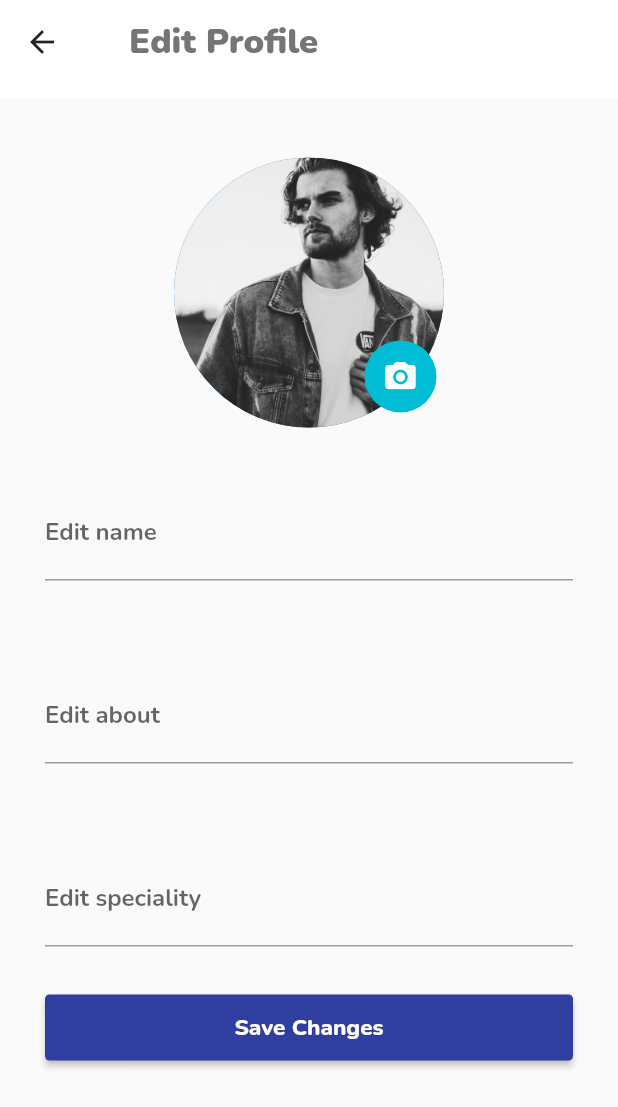
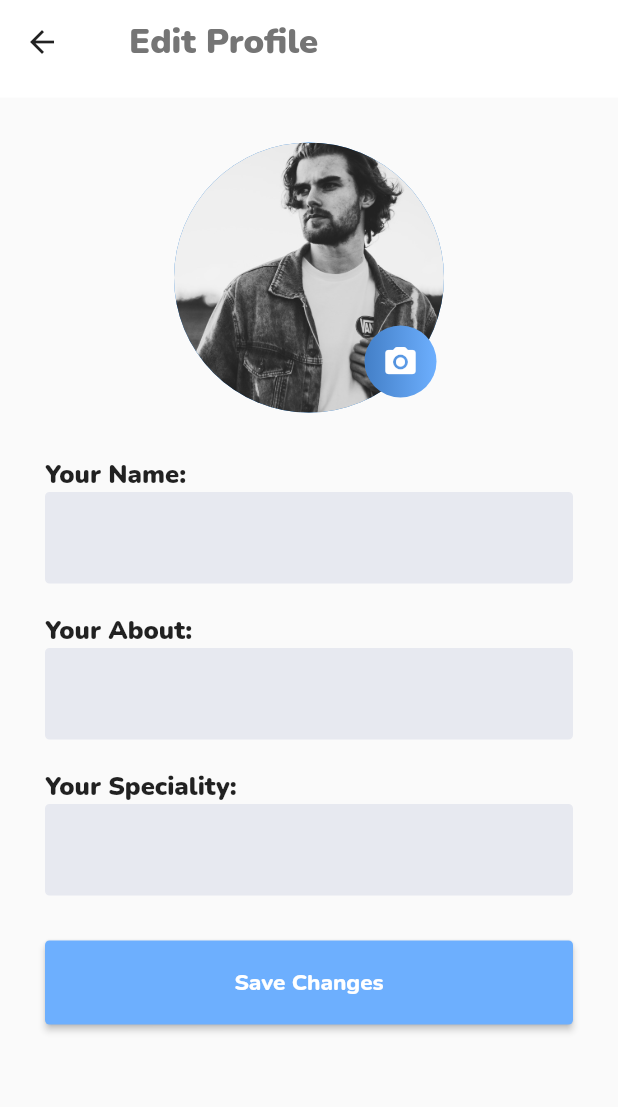
Before and after one commit to yogesh-hackx/Unknown_startup, a Flutter app: the EditProfile screen opened directly, on a phone screen of 412 x 824 dp. Shown: the top 1107 px of the screen. Run offline on Flutter 3.47's test engine with Material 2 defaults, Android fonts, the phone set to English and light mode, and no system bars; our stand-ins replace badges, cached_network_image, chewie, cloud_firestore, file_picker, firebase_auth and 12 more; missing offline and left inert: agora_rtc_engine, chat_pickers, flutter_downloader, video_compress, video_thumbnail; accounts and stored records are empty.

Commit message:
changes made

```diff
--- a/lib/main.dart
+++ b/lib/main.dart
@@ -31,7 +31,6 @@ class _MyAppState extends State<MyApp> with WidgetsBindingObserver {
       FirebaseMethods().updateOnlineIndicator(onlineIndicatorMap);
     }
 
-    // TODO: implement didChangeAppLifecycleState
     super.didChangeAppLifecycleState(state);
   }
 
--- a/lib/screens/profile_screen.dart
+++ b/lib/screens/profile_screen.dart
@@ -104,7 +104,7 @@ class _ProfileScreenState extends State<ProfileScreen> {
         ],
       ),
       floatingActionButton: FloatingActionButton(
-        backgroundColor: Colors.indigo,
+        backgroundColor: Color.fromRGBO(109, 175, 254, 1),
         child: Icon(Icons.edit_rounded),
         onPressed: () {
           Navigator.push(context, MaterialPageRoute(builder: (context) {
--- a/lib/widgets/edit_profile.dart
+++ b/lib/widgets/edit_profile.dart
@@ -31,7 +31,7 @@ class _EditProfileState extends State<EditProfile> {
           Center(
             child: Container(
               decoration: BoxDecoration(),
-              margin: EdgeInsets.only(top: 30),
+              margin: EdgeInsets.only(top: 20),
               padding: const EdgeInsets.all(10),
               child: Stack(
                 children: [
@@ -46,7 +46,12 @@ class _EditProfileState extends State<EditProfile> {
                     child: Container(
                       padding: EdgeInsets.all(12),
                       decoration: BoxDecoration(
-                        color: Colors.cyan,
+                        gradient: LinearGradient(
+                          colors: [
+                            Color.fromRGBO(67, 127, 199, 1),
+                            Color.fromRGBO(109, 175, 254, 1)
+                          ],
+                        ),
                         borderRadius: BorderRadius.circular(1000),
                       ),
                       child: Icon(
@@ -59,54 +64,102 @@ class _EditProfileState extends State<EditProfile> {
               ),
             ),
           ),
-          Center(
-            child: Container(
-              margin: EdgeInsets.all(30),
-              child: TextField(
-                style: GoogleFonts.nunito(),
-                maxLines: 1,
-                decoration: InputDecoration(
-                  labelText: "Edit name",
-                  labelStyle: GoogleFonts.nunito(fontWeight: FontWeight.bold),
-                ),
-              ),
-            ),
+          Container(
+            margin: EdgeInsets.only(left: 30, top: 20),
+            child: Text("Your Name:",
+                style: GoogleFonts.nunito(
+                    color: Colors.black87,
+                    fontSize: 17,
+                    fontWeight: FontWeight.w900)),
           ),
           Center(
             child: Container(
-              margin: EdgeInsets.all(30),
+              margin: EdgeInsets.only(left: 30, right: 30),
+              padding: const EdgeInsets.all(4),
+              decoration: BoxDecoration(
+                border: Border.all(
+                  color: Color.fromRGBO(231, 233, 240, 1),
+                ),
+                borderRadius: BorderRadius.circular(3),
+                color: Color.fromRGBO(231, 233, 240, 1),
+              ),
               child: TextField(
-                style: GoogleFonts.nunito(),
-                maxLines: 1,
+                style: GoogleFonts.nunito(fontSize: 20),
+                textAlignVertical: TextAlignVertical.center,
                 decoration: InputDecoration(
-                  labelText: "Edit about",
-                  labelStyle: GoogleFonts.nunito(fontWeight: FontWeight.bold),
-                ),
-              ),
-            ),
-          ),
-          Center(
-            child: Container(
-              margin: EdgeInsets.all(30),
-              child: TextField(
-                style: GoogleFonts.nunito(),
-                maxLines: 1,
-                decoration: InputDecoration(
-                  labelText: "Edit speciality",
-                  labelStyle: GoogleFonts.nunito(fontWeight: FontWeight.bold),
+                  counterText: '',
+                  border: InputBorder.none,
                 ),
               ),
             ),
           ),
           Container(
-            margin: EdgeInsets.symmetric(horizontal: 30),
+            margin: EdgeInsets.only(left: 30, top: 20),
+            child: Text("Your About:",
+                style: GoogleFonts.nunito(
+                    color: Colors.black87,
+                    fontSize: 17,
+                    fontWeight: FontWeight.w900)),
+          ),
+          Center(
+            child: Container(
+              margin: EdgeInsets.only(left: 30, right: 30),
+              padding: const EdgeInsets.all(4),
+              decoration: BoxDecoration(
+                border: Border.all(
+                  color: Color.fromRGBO(231, 233, 240, 1),
+                ),
+                borderRadius: BorderRadius.circular(3),
+                color: Color.fromRGBO(231, 233, 240, 1),
+              ),
+              child: TextField(
+                style: GoogleFonts.nunito(fontSize: 20),
+                textAlignVertical: TextAlignVertical.center,
+                decoration: InputDecoration(
+                  counterText: '',
+                  border: InputBorder.none,
+                ),
+              ),
+            ),
+          ),
+          Container(
+            margin: EdgeInsets.only(left: 30, top: 20),
+            child: Text("Your Speciality:",
+                style: GoogleFonts.nunito(
+                    color: Colors.black87,
+                    fontSize: 17,
+                    fontWeight: FontWeight.w900)),
+          ),
+          Center(
+            child: Container(
+              margin: EdgeInsets.only(left: 30, right: 30),
+              padding: const EdgeInsets.all(4),
+              decoration: BoxDecoration(
+                border: Border.all(
+                  color: Color.fromRGBO(231, 233, 240, 1),
+                ),
+                borderRadius: BorderRadius.circular(3),
+                color: Color.fromRGBO(231, 233, 240, 1),
+              ),
+              child: TextField(
+                style: GoogleFonts.nunito(fontSize: 20),
+                textAlignVertical: TextAlignVertical.center,
+                decoration: InputDecoration(
+                  counterText: '',
+                  border: InputBorder.none,
+                ),
+              ),
+            ),
+          ),
+          Container(
+            margin: EdgeInsets.only(top: 30, left: 30, right: 30),
             child: RaisedButton(
               onPressed: () async {},
               shape: RoundedRectangleBorder(
                   borderRadius: BorderRadius.circular(3)),
-              color: Colors.indigo[700],
+              color: Color.fromRGBO(109, 175, 254, 1),
               textColor: Colors.white,
-              padding: EdgeInsets.all(12),
+              padding: EdgeInsets.all(18),
               child: Text(
                 "Save Changes",
                 style: GoogleFonts.nunito(
```
